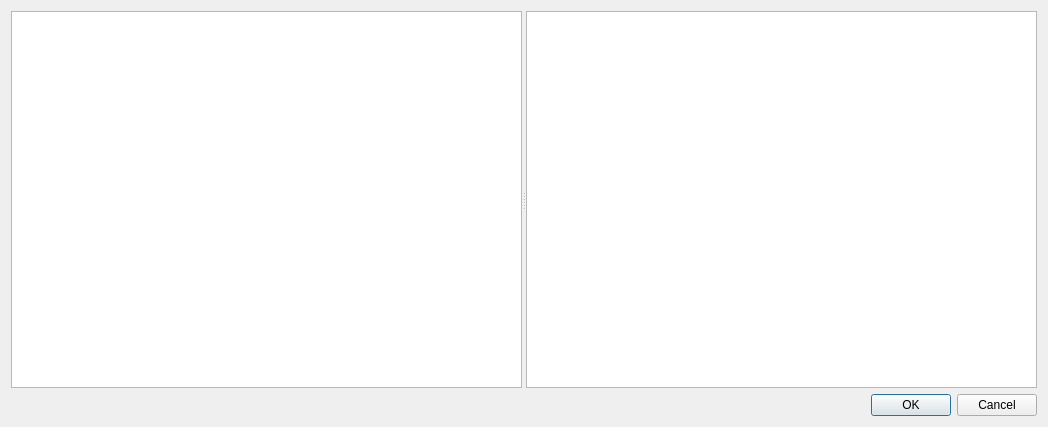
This is terminal/configurationeditor.ui in templait/atrade as Qt 5 draws it before an edit. The edited form follows.
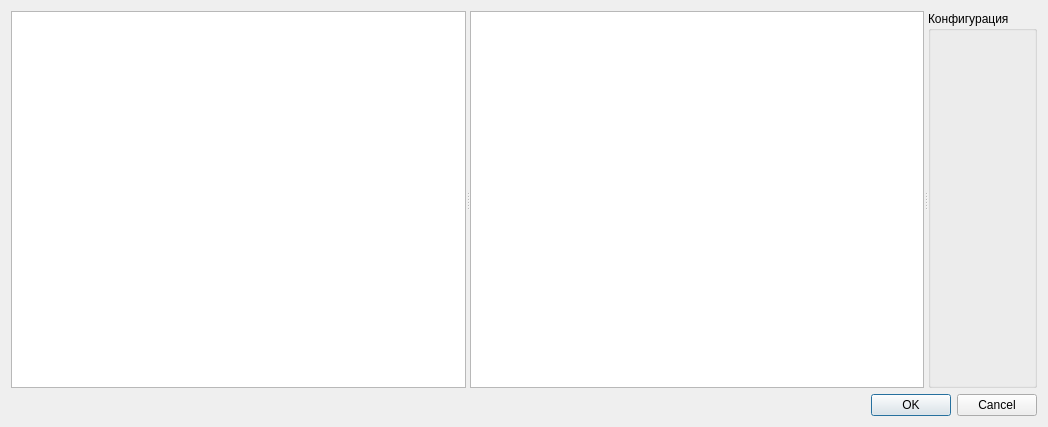
This is the edited form.

```diff
--- a/terminal/configurationeditor.ui
+++ b/terminal/configurationeditor.ui
@@ -41,6 +41,12 @@
        <bool>true</bool>
       </property>
      </widget>
+     <widget class="QGroupBox" name="gbConfigurationEditor">
+      <property name="title">
+       <string>Конфигурация</string>
+      </property>
+      <layout class="QVBoxLayout" name="verticalLayout_2"/>
+     </widget>
     </widget>
    </item>
    <item>
```
